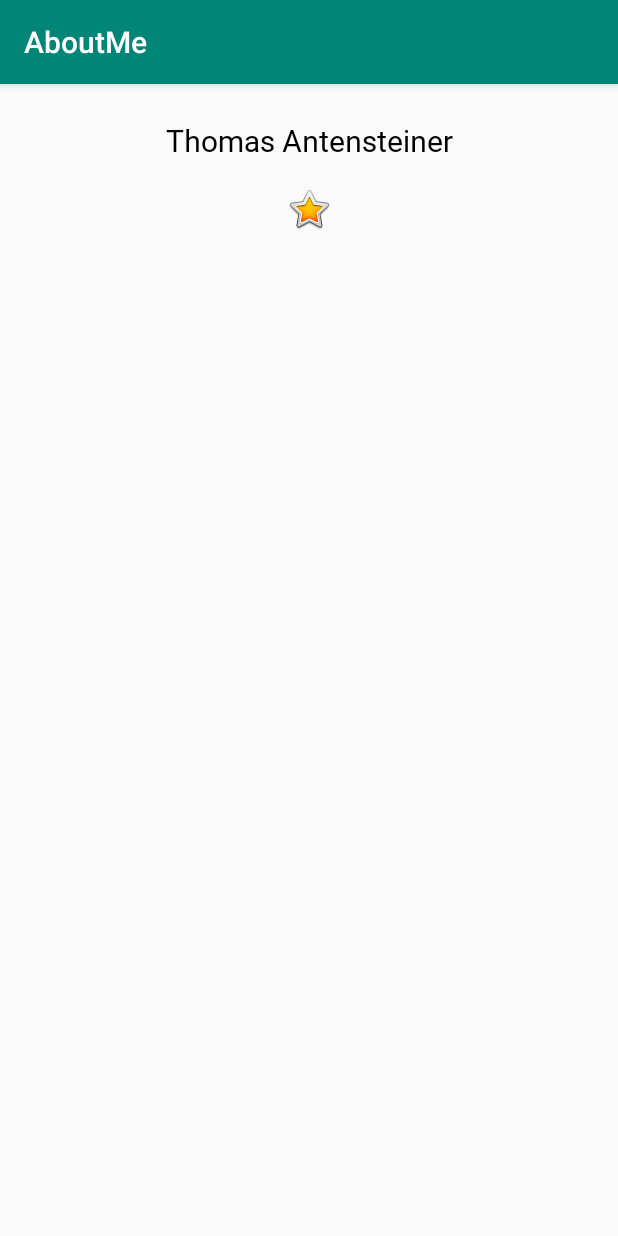
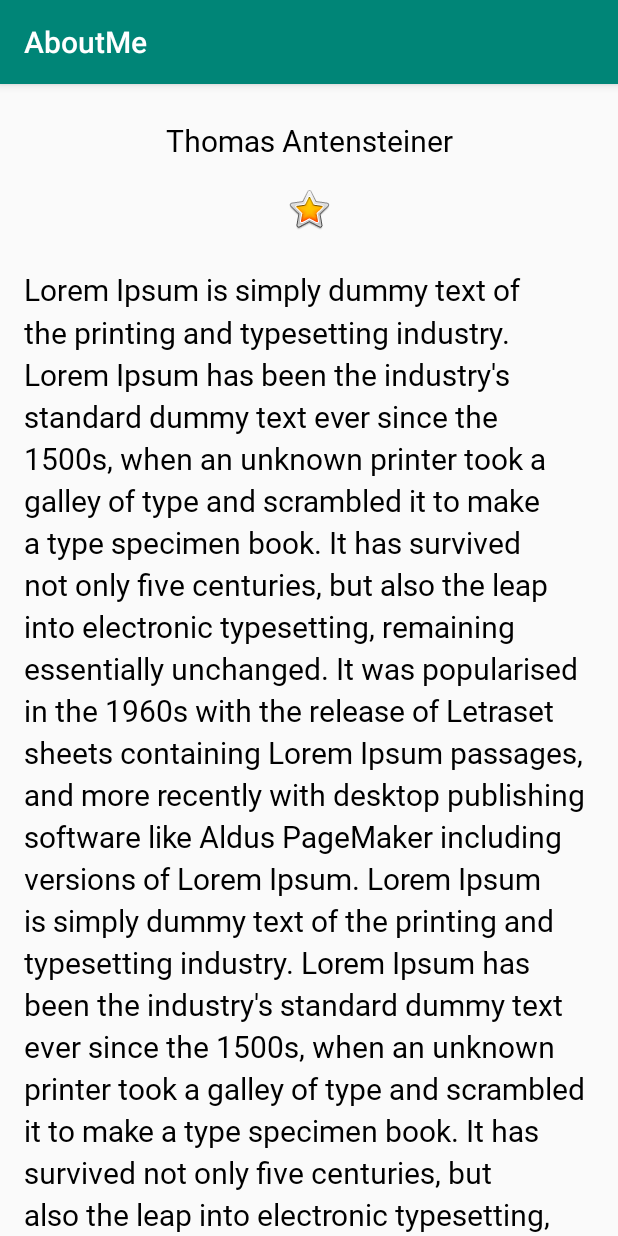
Before and after one commit to 1920-5bhif-nvs/1920-5bhif-nvs-udacity-labs-ThomasAnt, an Android app: the screen it shows after launch (MainActivity), on a phone screen of 412 x 824 dp. Run offline under Robolectric (Android 15) with nearby library versions, the phone set to English and light mode, and no system bars.

Commit message:
Lesson:2-10 Thomas Antensteiner

```diff
--- a/Lesson_2/AboutMe/app/src/main/res/layout/activity_main.xml
+++ b/Lesson_2/AboutMe/app/src/main/res/layout/activity_main.xml
@@ -1,16 +1,20 @@
 <?xml version="1.0" encoding="utf-8"?>
 <LinearLayout xmlns:android="http://schemas.android.com/apk/res/android"
     xmlns:app="http://schemas.android.com/apk/res-auto"
-    android:orientation="vertical" android:layout_width="match_parent"
-    android:layout_height="match_parent">
+    xmlns:tools="http://schemas.android.com/tools"
+    android:layout_width="match_parent"
+    android:layout_height="match_parent"
+    android:orientation="vertical"
+    android:paddingStart="@dimen/padding"
+    android:paddingEnd="@dimen/padding">
 
     <TextView
         android:id="@+id/name_text"
+        style="@style/NameStyle"
         android:layout_width="match_parent"
         android:layout_height="wrap_content"
         android:text="@string/name"
-        android:textAlignment="center"
-        style="@style/NameStyle" />
+        android:textAlignment="center" />
 
     <ImageView
         android:id="@+id/star_image"
@@ -19,4 +23,19 @@
         android:layout_marginTop="@dimen/layout_margin"
         android:contentDescription="@string/yellow_star"
         app:srcCompat="@android:drawable/btn_star_big_on" />
+
+    <ScrollView
+        android:layout_width="match_parent"
+        android:layout_height="match_parent">
+
+
+        <TextView
+            android:id="@+id/bio_text"
+            style="@style/NameStyle"
+            android:layout_width="match_parent"
+            android:layout_height="wrap_content"
+            android:lineSpacingMultiplier="1.2"
+            android:text="@string/bio"
+            tools:text="@string/bio" />
+    </ScrollView>
 </LinearLayout>
--- a/Lesson_2/AboutMe/app/src/main/res/values/dimens.xml
+++ b/Lesson_2/AboutMe/app/src/main/res/values/dimens.xml
@@ -3,4 +3,5 @@
     <dimen name="text_size">20sp</dimen>
     <dimen name="small_padding">8dp</dimen>
     <dimen name="layout_margin">16dp</dimen>
+    <dimen name="padding">16dp</dimen>
 </resources>
--- a/Lesson_2/AboutMe/app/src/main/res/values/strings.xml
+++ b/Lesson_2/AboutMe/app/src/main/res/values/strings.xml
@@ -2,4 +2,12 @@
     <string name="app_name">AboutMe</string>
     <string name="name">Thomas Antensteiner</string>
     <string name="yellow_star">Yellow Star</string>
+
+    <string name="bio">
+
+        Lorem Ipsum is simply dummy text of the printing and typesetting industry. Lorem Ipsum has been the industry\'s standard dummy text ever since the 1500s, when an unknown printer took a galley of type and scrambled it to make a type specimen book. It has survived not only five centuries, but also the leap into electronic typesetting, remaining essentially unchanged. It was popularised in the 1960s with the release of Letraset sheets containing Lorem Ipsum passages, and more recently with desktop publishing software like Aldus PageMaker including versions of Lorem Ipsum.
+        Lorem Ipsum is simply dummy text of the printing and typesetting industry. Lorem Ipsum has been the industry\'s standard dummy text ever since the 1500s, when an unknown printer took a galley of type and scrambled it to make a type specimen book. It has survived not only five centuries, but also the leap into electronic typesetting, remaining essentially unchanged. It was popularised in the 1960s with the release of Letraset sheets containing Lorem Ipsum passages, and more recently with desktop publishing software like Aldus PageMaker including versions of Lorem Ipsum.
+        Lorem Ipsum is simply dummy text of the printing and typesetting industry. Lorem Ipsum has been the industry\'s standard dummy text ever since the 1500s, when an unknown printer took a galley of type and scrambled it to make a type specimen book. It has survived not only five centuries, but also the leap into electronic typesetting, remaining essentially unchanged. It was popularised in the 1960s with the release of Letraset sheets containing Lorem Ipsum passages, and more recently with desktop publishing software like Aldus PageMaker including versions of Lorem Ipsum.
+
+    </string>
 </resources>
```
